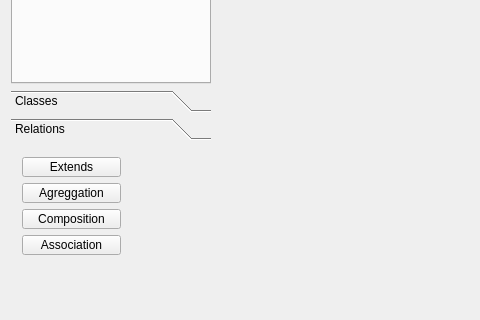
Qt form mainwindow.ui (termNinja/rs16-24) before a commit; both pictures show x 0 to 480 and y 172 to 492 of the 759 by 492 pixel window.
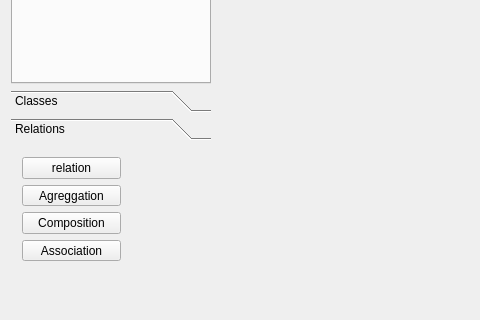
The same form after that commit. The open tabs and pages were chosen to show the change. Icons and pictures are not drawn.

Patch:
```diff
--- a/mainwindow.ui
+++ b/mainwindow.ui
@@ -166,7 +166,7 @@
             <x>0</x>
             <y>0</y>
             <width>121</width>
-            <height>120</height>
+            <height>126</height>
            </rect>
           </property>
           <layout class="QVBoxLayout" name="verticalLayout">
@@ -179,7 +179,7 @@
               </size>
              </property>
              <property name="text">
-              <string>Extends</string>
+              <string>relation</string>
              </property>
              <property name="icon">
               <iconset>
@@ -226,6 +226,19 @@
              </property>
             </widget>
            </item>
+           <item>
+            <spacer name="verticalSpacer">
+             <property name="orientation">
+              <enum>Qt::Vertical</enum>
+             </property>
+             <property name="sizeHint" stdset="0">
+              <size>
+               <width>20</width>
+               <height>40</height>
+              </size>
+             </property>
+            </spacer>
+           </item>
           </layout>
          </widget>
         </widget>
```
